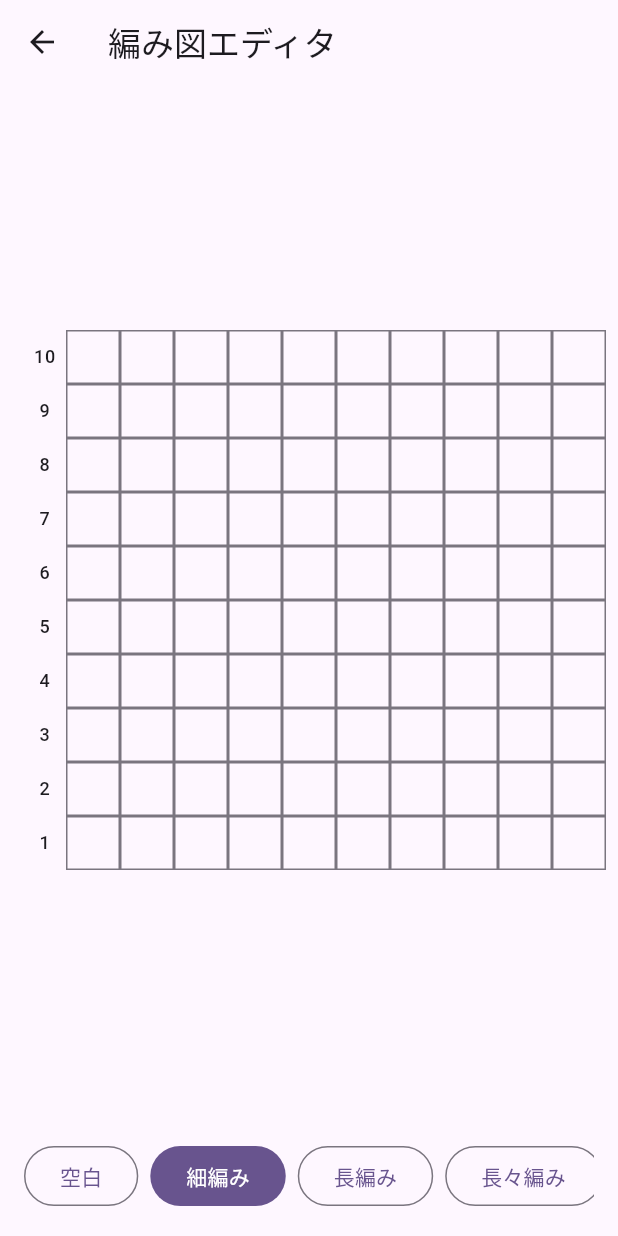
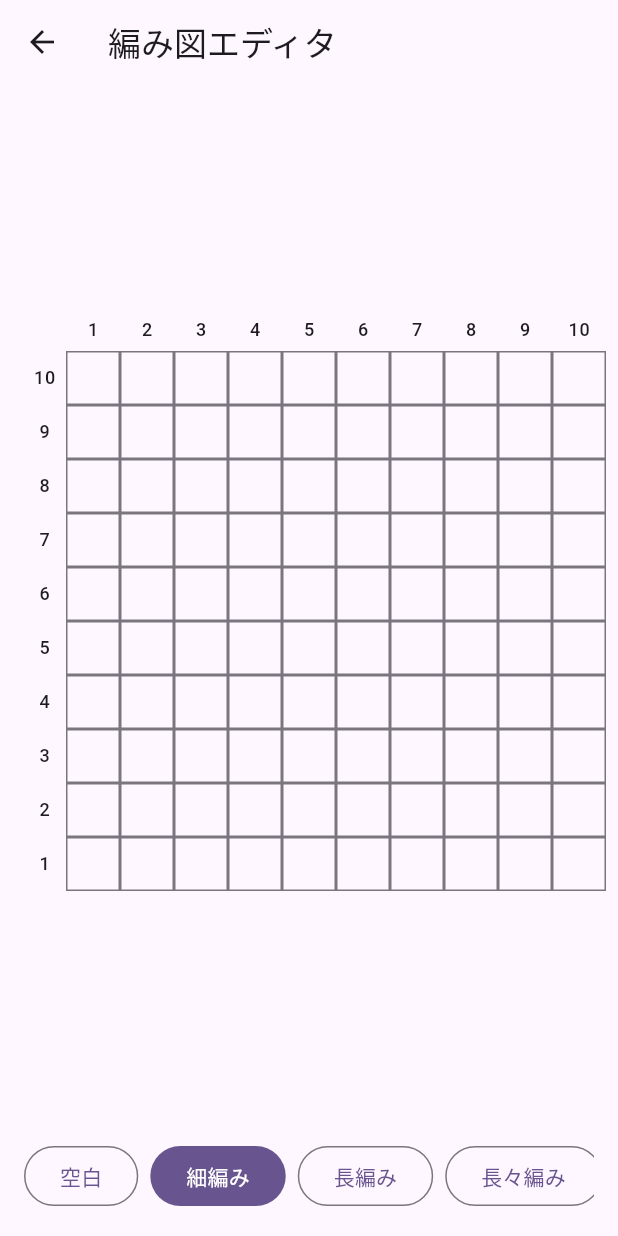
Before and after one commit to noshi-git/knitmate, a Flutter app: the PatternEditorPage screen opened directly, on a phone screen of 412 x 824 dp. Run offline on Flutter 3.47's test engine with Material 3 defaults, Android fonts, the phone set to English and light mode, and no system bars.

Commit message:
Add column numbers to pattern grid

```diff
--- a/lib/screens/pattern_editor_page.dart
+++ b/lib/screens/pattern_editor_page.dart
@@ -9,6 +9,9 @@ class PatternEditorPage extends StatefulWidget {
   static const int gridRows = 10;
   static const int gridColumns = 10;
   static const double cellSize = 36;
+
+  // 左側の段番号を表示する部分の幅
+  static const double rowNumberWidth = 28;
 
   @override
   State<PatternEditorPage> createState() => _PatternEditorPageState();
@@ -115,9 +118,92 @@ class _PatternEditorPageState extends State<PatternEditorPage> {
     );
   }
 
+  // グリッド上部の列番号を作る
+  Widget _buildColumnNumbers(BuildContext context) {
+    return Row(
+      mainAxisSize: MainAxisSize.min,
+      children: [
+        // 左側の段番号と同じ幅だけ空ける
+        const SizedBox(
+          width: PatternEditorPage.rowNumberWidth,
+        ),
+
+        // 左から1〜10の列番号を表示する
+        ...List.generate(
+          PatternEditorPage.gridColumns,
+          (column) {
+            return SizedBox(
+              width: PatternEditorPage.cellSize,
+              height: 28,
+              child: Center(
+                child: Text(
+                  '${column + 1}',
+                  style: Theme.of(context).textTheme.labelMedium,
+                ),
+              ),
+            );
+          },
+        ),
+      ],
+    );
+  }
+
+  // グリッドの1行を作る
+  Widget _buildGridRow(
+    BuildContext context,
+    int displayIndex,
+    Color borderColor,
+  ) {
+    // 内部の0行目を、画面一番下の1段目として表示する
+    final row =
+        PatternEditorPage.gridRows - 1 - displayIndex;
+
+    final rowNumber = row + 1;
+
+    return Row(
+      mainAxisSize: MainAxisSize.min,
+      children: [
+        // 左側の段番号
+        SizedBox(
+          width: PatternEditorPage.rowNumberWidth,
+          child: Text(
+            '$rowNumber',
+            textAlign: TextAlign.center,
+            style: Theme.of(context).textTheme.labelMedium,
+          ),
+        ),
+
+        // 編み図の各マス
+        ...List.generate(
+          PatternEditorPage.gridColumns,
+          (column) {
+            return GestureDetector(
+              onTap: () => _onCellTap(row, column),
+              child: Container(
+                width: PatternEditorPage.cellSize,
+                height: PatternEditorPage.cellSize,
+                decoration: BoxDecoration(
+                  border: Border.all(
+                    color: borderColor,
+                  ),
+                ),
+                alignment: Alignment.center,
+                child: _buildSymbolWidget(
+                  context,
+                  _grid[row][column],
+                ),
+              ),
+            );
+          },
+        ),
+      ],
+    );
+  }
+
   @override
   Widget build(BuildContext context) {
-    final borderColor = Theme.of(context).colorScheme.outline;
+    final borderColor =
+        Theme.of(context).colorScheme.outline;
 
     return Scaffold(
       appBar: AppBar(
@@ -134,62 +220,23 @@ class _PatternEditorPageState extends State<PatternEditorPage> {
                     child: Padding(
                       padding: const EdgeInsets.all(16),
                       child: Column(
-                        children: List.generate(
+                        mainAxisSize: MainAxisSize.min,
+                        children: [
+                          // グリッド上部の列番号
+                          _buildColumnNumbers(context),
+
+                          // 編み図の各行
+                          ...List.generate(
                             PatternEditorPage.gridRows,
                             (displayIndex) {
-                            // 一番下を1段目として表示する
-                            final row =
-                                PatternEditorPage.gridRows -
-                                1 -
-                                displayIndex;
-
-                            final rowNumber = row + 1;
-
-                            return Row(
-                              mainAxisSize: MainAxisSize.min,
-                              children: [
-                                // 左側の段番号
-                                SizedBox(
-                                  width: 28,
-                                  child: Text(
-                                    '$rowNumber',
-                                    textAlign: TextAlign.center,
-                                    style: Theme.of(
+                              return _buildGridRow(
                                 context,
-                                    ).textTheme.labelMedium,
-                                  ),
-                                ),
-
-                                // 編み図の各マス
-                                ...List.generate(
-                                  PatternEditorPage.gridColumns,
-                                  (column) {
-                                    return GestureDetector(
-                                      onTap: () =>
-                                          _onCellTap(row, column),
-                                      child: Container(
-                                        width:
-                                            PatternEditorPage.cellSize,
-                                        height:
-                                            PatternEditorPage.cellSize,
-                                        decoration: BoxDecoration(
-                                          border: Border.all(
-                                            color: borderColor,
-                                          ),
-                                        ),
-                                        alignment: Alignment.center,
-                                        child: _buildSymbolWidget(
-                                          context,
-                                          _grid[row][column],
-                                        ),
-                                      ),
+                                displayIndex,
+                                borderColor,
                               );
                             },
                           ),
                         ],
-                            );
-                          },
-                        ),
                       ),
                     ),
                   ),
```
Lines whose indentation alone changed are shown as unchanged.
